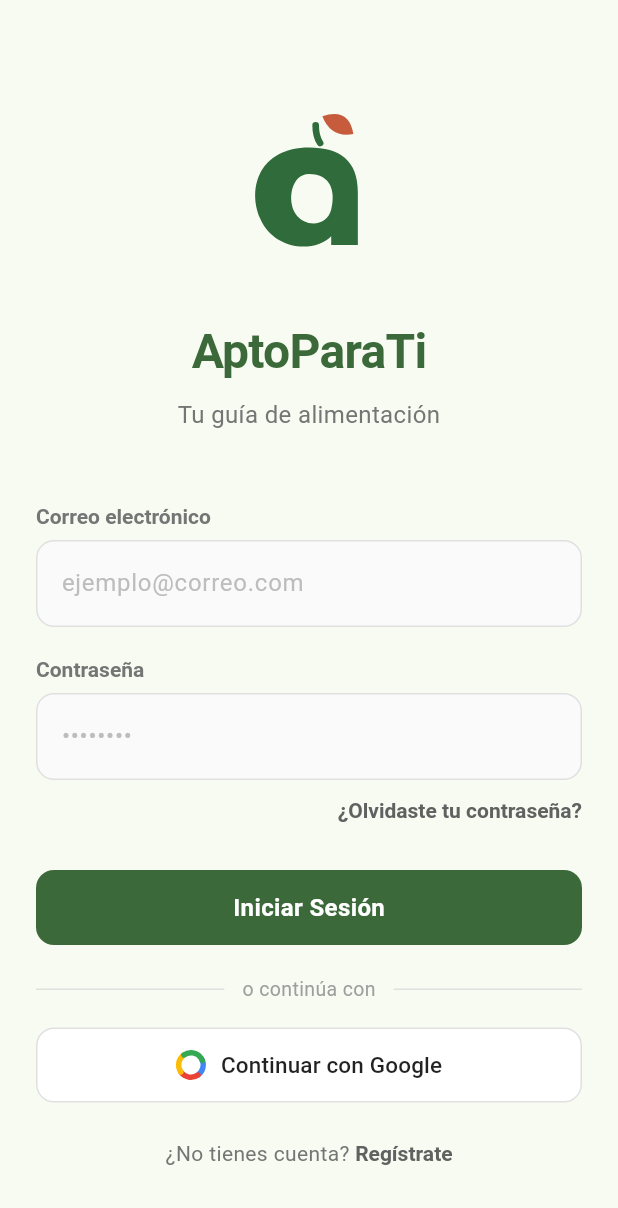
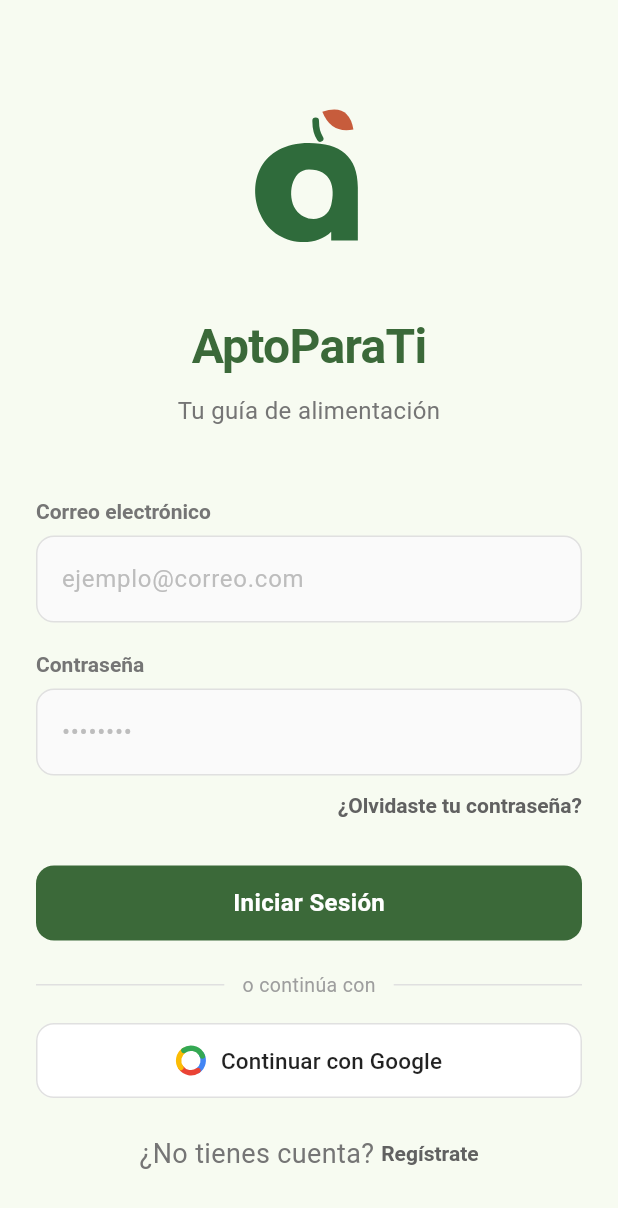
Before and after one commit to Belmarti/aptoparati, a Flutter app: the screen it shows after launch, on a phone screen of 412 x 824 dp. Shown: the top 1208 px of the screen. Run offline on Flutter 3.47's test engine with Material 3 defaults, Android fonts, the phone set to English and light mode, and no system bars; our stand-ins replace cloud_firestore, firebase_auth, firebase_core, flutter_svg, google_sign_in, shared_preferences; missing offline and left inert: mobile_scanner, openfoodfacts; accounts and stored records are empty.

Commit message:
Aumenta tamaño de fuentes en themeEstandar a escala ×1.25
Añade TextTheme explícito al tema estándar con fuentes un 25 % más
grandes que los defaults de Material 3, mejorando la legibilidad general.

Co-Authored-By: Claude Sonnet 4.6 <noreply@anthropic.com>

```diff
--- a/lib/theme/app_themes.dart
+++ b/lib/theme/app_themes.dart
@@ -10,6 +10,25 @@ class AppThemes {
   // Tema estándar (el original de la app)
   // ─────────────────────────────────────────────────────────────
   static ThemeData get themeEstandar {
+    // Escala ×1.25 sobre los tamaños por defecto de Material 3
+    const textTheme = TextTheme(
+      displayLarge:   TextStyle(fontSize: 57),
+      displayMedium:  TextStyle(fontSize: 45),
+      displaySmall:   TextStyle(fontSize: 36),
+      headlineLarge:  TextStyle(fontSize: 40),
+      headlineMedium: TextStyle(fontSize: 35),
+      headlineSmall:  TextStyle(fontSize: 30),
+      titleLarge:     TextStyle(fontSize: 28, fontWeight: FontWeight.w600),
+      titleMedium:    TextStyle(fontSize: 20, fontWeight: FontWeight.w500),
+      titleSmall:     TextStyle(fontSize: 18, fontWeight: FontWeight.w500),
+      bodyLarge:      TextStyle(fontSize: 20),
+      bodyMedium:     TextStyle(fontSize: 18),
+      bodySmall:      TextStyle(fontSize: 15),
+      labelLarge:     TextStyle(fontSize: 18, fontWeight: FontWeight.w500),
+      labelMedium:    TextStyle(fontSize: 15),
+      labelSmall:     TextStyle(fontSize: 14),
+    );
+
     return ThemeData(
       colorScheme: ColorScheme.fromSeed(
         seedColor: const Color(0xFF4CAF50),
@@ -17,6 +36,7 @@ class AppThemes {
       ),
       useMaterial3: true,
       scaffoldBackgroundColor: Colors.white,
+      textTheme: textTheme,
     );
   }
 
```
